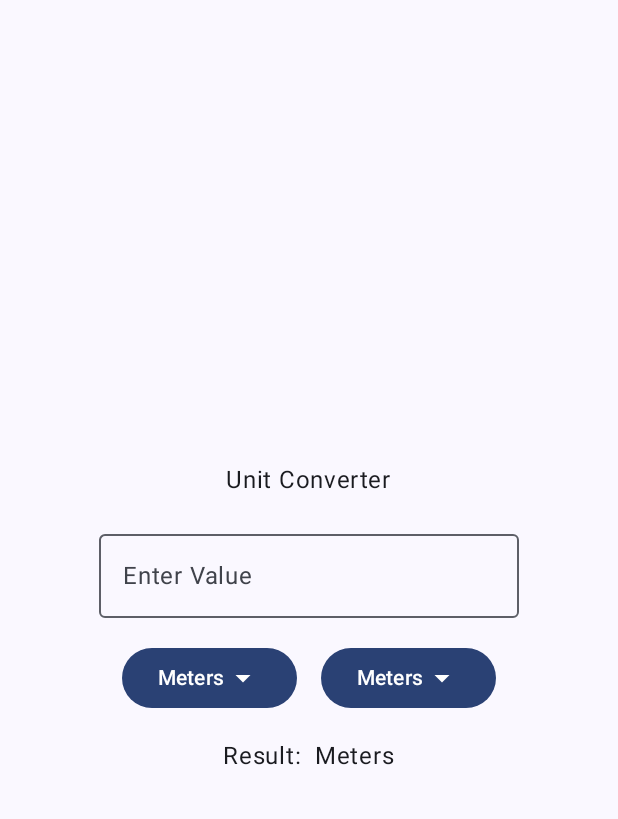
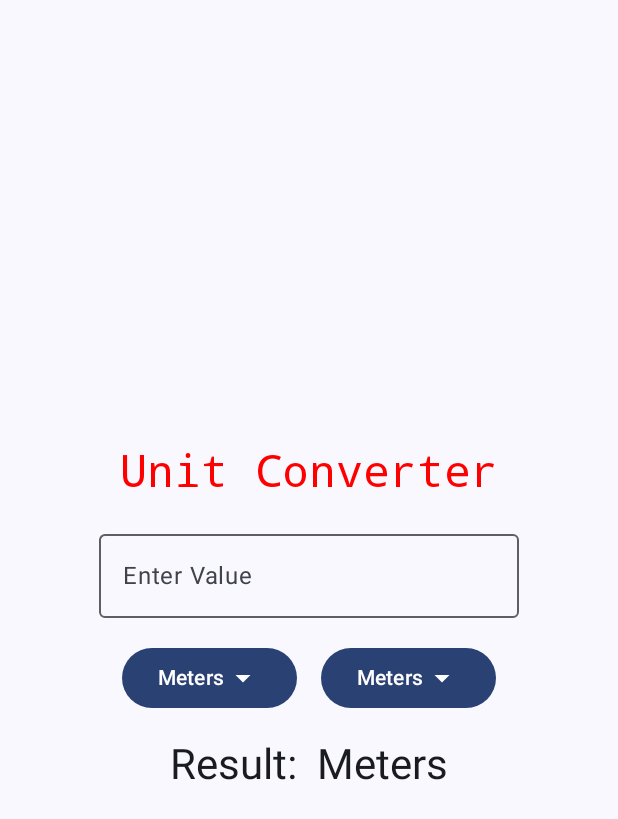
Before and after one commit to chirayurana/UnitConverter, an Android app built with Jetpack Compose: the screen it shows after launch (MainActivity), on a phone screen of 412 x 824 dp. Shown: the top 819 px of the screen. Run offline under Robolectric (Android 15) with nearby library versions, the phone set to English and light mode, and no system bars.

Commit message:
Added Text style and changed font family

```diff
--- a/app/src/main/java/com/blinky/unitconverter/MainActivity.kt
+++ b/app/src/main/java/com/blinky/unitconverter/MainActivity.kt
@@ -28,9 +28,13 @@ import androidx.compose.runtime.remember
 import androidx.compose.runtime.setValue
 import androidx.compose.ui.Alignment
 import androidx.compose.ui.Modifier
+import androidx.compose.ui.graphics.Color
+import androidx.compose.ui.text.font.FontFamily
 import androidx.compose.ui.tooling.preview.Preview
 import androidx.compose.ui.unit.dp
+import androidx.compose.ui.unit.sp
 import com.blinky.unitconverter.ui.theme.UnitConverterTheme
+import java.time.format.TextStyle
 import kotlin.math.roundToInt
 
 class MainActivity : ComponentActivity() {
@@ -49,6 +53,14 @@ class MainActivity : ComponentActivity() {
         }
     }
 }
+//Changing text styles and font-family
+val customTextStyle = androidx.compose.ui.text.TextStyle(
+    fontFamily = FontFamily.Monospace,
+    fontSize = 30.sp,
+    color = Color.Red
+)
+
+
 //Unit Converter function
 @Composable
 fun UnitConverter(){
@@ -75,7 +87,7 @@ fun UnitConverter(){
         verticalArrangement = Arrangement.Center,
         horizontalAlignment = Alignment.CenterHorizontally
     ) {
-        Text(text = "Unit Converter")
+        Text(text = "Unit Converter", style = customTextStyle)
         Spacer(modifier = Modifier.height(16.dp))
         OutlinedTextField(
             value = inputValue,
@@ -170,7 +182,8 @@ fun UnitConverter(){
 
         }
         Spacer(modifier = Modifier.height(16.dp))
-        Text(text = "Result: $outputValue $outputUnit")
+        Text(text = "Result: $outputValue $outputUnit",
+            style = MaterialTheme.typography.headlineMedium)
 
     }
 
```
